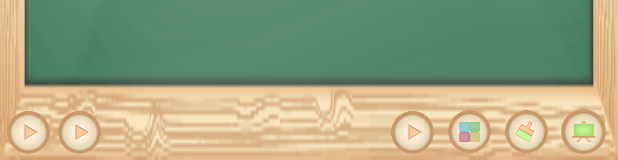
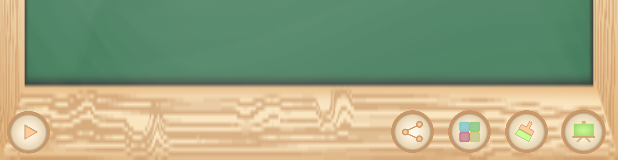
Before and after one commit to IRMobydick/android-blackboard, an Android app: the layout activity_main.xml on its own in the app's theme, with its tools: preview values and no code run, on a phone screen of 412 x 824 dp. Shown: the part 1076-1236 px from the top of the screen. Run offline under Robolectric (Android 15) with nearby library versions, the phone set to English and light mode, and no system bars.

Commit message:
adjusted for tablet

```diff
--- a/trunk/Blackboard/Blackboard/src/main/res/layout/activity_main.xml
+++ b/trunk/Blackboard/Blackboard/src/main/res/layout/activity_main.xml
@@ -30,14 +30,6 @@
             android:layout_marginLeft="4dp"
             android:background="@drawable/replay" />
 
-        <Button
-            android:id="@+id/pause"
-            android:layout_width="@dimen/blackboard_button_size"
-            android:layout_height="@dimen/blackboard_button_size"
-            android:layout_marginLeft="4dp"
-            android:layout_toRightOf="@+id/replay"
-            android:background="@drawable/replay" />
-
         <LinearLayout
             android:id="@+id/draw_buttons_layout"
             android:layout_width="wrap_content"
@@ -49,7 +41,7 @@
                 android:layout_width="@dimen/blackboard_button_size"
                 android:layout_height="@dimen/blackboard_button_size"
                 android:layout_marginRight="@dimen/button_margin_right"
-                android:background="@drawable/replay" />
+                android:background="@drawable/share" />
 
             <Button
                 android:id="@+id/color_palette"
@@ -85,7 +77,7 @@
         android:layout_marginRight="@dimen/draw_view_padding_left"
         android:layout_marginTop="3dp"
         android:text="Your name"
-        android:textSize="14sp"
+        android:textSize="@dimen/name_size"
         android:textColor="@color/dark_gray"
         android:layout_width="wrap_content"
         android:layout_height="wrap_content" />
--- a/trunk/Blackboard/Blackboard/src/main/res/layout/color_palette_item.xml
+++ b/trunk/Blackboard/Blackboard/src/main/res/layout/color_palette_item.xml
@@ -2,7 +2,7 @@
 
 <ImageView xmlns:android="http://schemas.android.com/apk/res/android"
     android:id="@+id/color_palette"
-    android:layout_width="80dp"
-    android:layout_height="80dp">
+    android:layout_width="@dimen/palette_item_size"
+    android:layout_height="@dimen/palette_item_size">
 
 </ImageView>
--- a/trunk/Blackboard/Blackboard/src/main/res/values-w820dp/dimens.xml
+++ b/trunk/Blackboard/Blackboard/src/main/res/values-w820dp/dimens.xml
@@ -3,8 +3,10 @@
          (such as screen margins) for screens with more than 820dp of available width. This
          would include 7" and 10" devices in landscape (~960dp and ~1280dp respectively). -->
     <dimen name="activity_horizontal_margin">64dp</dimen>
-    <dimen name="blackboard_button_size">90dp</dimen>
+    <dimen name="blackboard_button_size">60dp</dimen>
     <dimen name="draw_view_padding_left">50dp</dimen>
     <dimen name="draw_view_padding_top">46dp</dimen>
+    <dimen name="palette_item_size">160dp</dimen>
+    <dimen name="name_size">24sp</dimen>
 
 </resources>
--- a/trunk/Blackboard/Blackboard/src/main/res/values/dimens.xml
+++ b/trunk/Blackboard/Blackboard/src/main/res/values/dimens.xml
@@ -7,5 +7,8 @@
     <dimen name="draw_view_padding_left">24dp</dimen>
     <dimen name="draw_view_padding_top">24dp</dimen>
     <dimen name="button_margin_right">8dp</dimen>
+    <dimen name="palette_item_size">80dp</dimen>
+    <dimen name="name_size">14sp</dimen>
+
 
 </resources>
```
Also changed, not shown: trunk/Blackboard/Blackboard/src/main/java/com/orhanobut/android/blackboard/DrawView.java (+17 -0 lines), trunk/Blackboard/Blackboard/src/main/java/com/orhanobut/android/blackboard/MainActivity.java (+19 -20 lines), trunk/Blackboard/Blackboard/src/main/res/drawable-xhdpi/pause.png (added), trunk/Blackboard/Blackboard/src/main/res/drawable-xhdpi/share.png (added).
